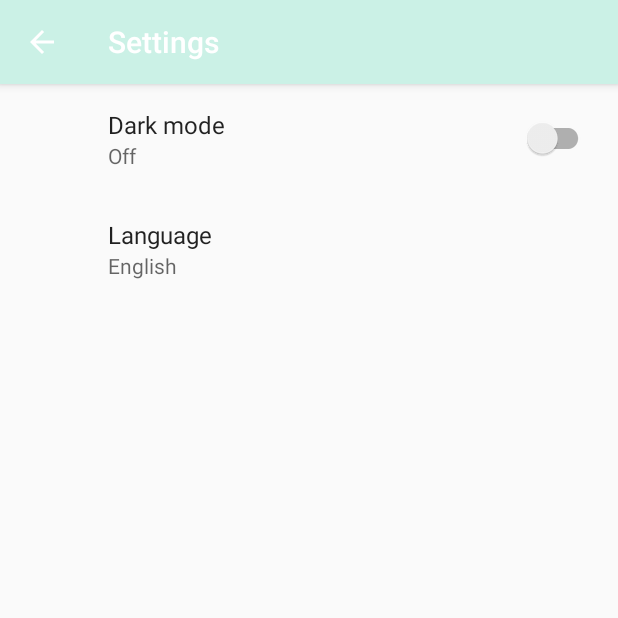
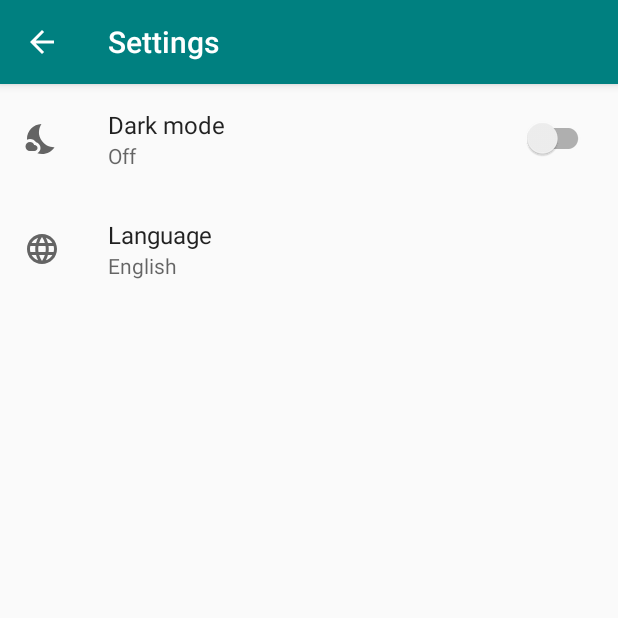
Before and after one commit to mlipinski97/budget_helper, an Android app: the SettingsActivity screen opened directly, with no data from a screen before it, on a phone screen of 412 x 824 dp, the top half of it. Run offline under Robolectric (Android 15) with nearby library versions, the phone set to English and light mode, and no system bars; our stand-ins replace androidx.preference.

Commit message:
-added icons for settings activity

```diff
--- a/app/src/main/java/com/example/engineerdegreeapp/activity/SettingsActivity.java
+++ b/app/src/main/java/com/example/engineerdegreeapp/activity/SettingsActivity.java
@@ -1,5 +1,7 @@
 package com.example.engineerdegreeapp.activity;
 
+import android.content.Context;
+import android.content.SharedPreferences;
 import android.content.res.Resources;
 import android.os.Bundle;
 
@@ -7,13 +9,18 @@ import androidx.appcompat.app.ActionBar;
 import androidx.appcompat.app.AppCompatActivity;
 import androidx.appcompat.app.AppCompatDelegate;
 import androidx.preference.PreferenceFragmentCompat;
+import androidx.preference.PreferenceManager;
+import androidx.preference.SwitchPreferenceCompat;
 
 import com.example.engineerdegreeapp.R;
 
-public class SettingsActivity extends AppCompatActivity {
+public class SettingsActivity extends AppCompatActivity implements SharedPreferences.OnSharedPreferenceChangeListener {
+
 
     @Override
     protected void onCreate(Bundle savedInstanceState) {
+        PreferenceManager.getDefaultSharedPreferences(this)
+                .registerOnSharedPreferenceChangeListener(this);
         if (AppCompatDelegate.getDefaultNightMode() == AppCompatDelegate.MODE_NIGHT_YES) {
             setTheme(R.style.AppTheme_Dark);
         } else {
@@ -38,10 +45,33 @@ public class SettingsActivity extends AppCompatActivity {
         return true;
     }
 
+    @Override
+    public void onSharedPreferenceChanged(SharedPreferences sharedPreferences, String key) {
+        if (key.equals(getString(R.string.dark_mode_preference_key))) {
+            boolean isOn = sharedPreferences.getBoolean(getString(R.string.dark_mode_preference_key), true);
+            SharedPreferences.Editor editor = getSharedPreferences("Settings", MODE_PRIVATE).edit();
+            editor.putBoolean("dark_mode_state", isOn);
+            editor.apply();
+        }
+    }
+
     public static class SettingsFragment extends PreferenceFragmentCompat {
+
+        static SwitchPreferenceCompat switchPreferenceCompat;
+
         @Override
         public void onCreatePreferences(Bundle savedInstanceState, String rootKey) {
             setPreferencesFromResource(R.xml.preferences, rootKey);
+            switchPreferenceCompat = (SwitchPreferenceCompat) findPreference("dark_mode");
+            SharedPreferences preferences = getActivity().getSharedPreferences("Settings", Context.MODE_PRIVATE);
+            boolean isOn = preferences.getBoolean("dark_mode_state", true);
+            System.out.println(isOn);
+            if (isOn) {
+                switchPreferenceCompat.setIcon(R.drawable.half_moon_icon);
+            } else {
+                switchPreferenceCompat.setIcon(R.drawable.sun_icon);
+
+            }
         }
     }
 
@@ -55,4 +85,11 @@ public class SettingsActivity extends AppCompatActivity {
     protected void onApplyThemeResource(Resources.Theme theme, int resid, boolean first) {
         super.onApplyThemeResource(theme, resid, first);
     }
+
+    @Override
+    protected void onDestroy() {
+        super.onDestroy();
+        PreferenceManager.getDefaultSharedPreferences(this)
+                .unregisterOnSharedPreferenceChangeListener(this);
+    }
 }
--- /dev/null
+++ b/app/src/main/res/drawable/half_moon_icon.xml
@@ -0,0 +1,13 @@
+<vector xmlns:android="http://schemas.android.com/apk/res/android"
+    android:width="24dp"
+    android:height="24dp"
+    android:viewportWidth="24"
+    android:viewportHeight="24"
+    android:tint="?attr/colorControlNormal">
+  <path
+      android:fillColor="@android:color/white"
+      android:pathData="M11.1,12.08C8.77,7.57 10.6,3.6 11.63,2.01C6.27,2.2 1.98,6.59 1.98,12c0,0.14 0.02,0.28 0.02,0.42C2.62,12.15 3.29,12 4,12c1.66,0 3.18,0.83 4.1,2.15C9.77,14.63 11,16.17 11,18c0,1.52 -0.87,2.83 -2.12,3.51c0.98,0.32 2.03,0.5 3.11,0.5c3.5,0 6.58,-1.8 8.37,-4.52C18,17.72 13.38,16.52 11.1,12.08z"/>
+  <path
+      android:fillColor="@android:color/white"
+      android:pathData="M7,16l-0.18,0C6.4,14.84 5.3,14 4,14c-1.66,0 -3,1.34 -3,3s1.34,3 3,3c0.62,0 2.49,0 3,0c1.1,0 2,-0.9 2,-2C9,16.9 8.1,16 7,16z"/>
+</vector>
--- /dev/null
+++ b/app/src/main/res/drawable/language_globe_icon.xml
@@ -0,0 +1,10 @@
+<vector xmlns:android="http://schemas.android.com/apk/res/android"
+    android:width="24dp"
+    android:height="24dp"
+    android:viewportWidth="24"
+    android:viewportHeight="24"
+    android:tint="?attr/colorControlNormal">
+  <path
+      android:fillColor="@android:color/white"
+      android:pathData="M11.99,2C6.47,2 2,6.48 2,12s4.47,10 9.99,10C17.52,22 22,17.52 22,12S17.52,2 11.99,2zM18.92,8h-2.95c-0.32,-1.25 -0.78,-2.45 -1.38,-3.56 1.84,0.63 3.37,1.91 4.33,3.56zM12,4.04c0.83,1.2 1.48,2.53 1.91,3.96h-3.82c0.43,-1.43 1.08,-2.76 1.91,-3.96zM4.26,14C4.1,13.36 4,12.69 4,12s0.1,-1.36 0.26,-2h3.38c-0.08,0.66 -0.14,1.32 -0.14,2 0,0.68 0.06,1.34 0.14,2L4.26,14zM5.08,16h2.95c0.32,1.25 0.78,2.45 1.38,3.56 -1.84,-0.63 -3.37,-1.9 -4.33,-3.56zM8.03,8L5.08,8c0.96,-1.66 2.49,-2.93 4.33,-3.56C8.81,5.55 8.35,6.75 8.03,8zM12,19.96c-0.83,-1.2 -1.48,-2.53 -1.91,-3.96h3.82c-0.43,1.43 -1.08,2.76 -1.91,3.96zM14.34,14L9.66,14c-0.09,-0.66 -0.16,-1.32 -0.16,-2 0,-0.68 0.07,-1.35 0.16,-2h4.68c0.09,0.65 0.16,1.32 0.16,2 0,0.68 -0.07,1.34 -0.16,2zM14.59,19.56c0.6,-1.11 1.06,-2.31 1.38,-3.56h2.95c-0.96,1.65 -2.49,2.93 -4.33,3.56zM16.36,14c0.08,-0.66 0.14,-1.32 0.14,-2 0,-0.68 -0.06,-1.34 -0.14,-2h3.38c0.16,0.64 0.26,1.31 0.26,2s-0.1,1.36 -0.26,2h-3.38z"/>
+</vector>
--- /dev/null
+++ b/app/src/main/res/drawable/sun_icon.xml
@@ -0,0 +1,10 @@
+<vector xmlns:android="http://schemas.android.com/apk/res/android"
+    android:width="24dp"
+    android:height="24dp"
+    android:viewportWidth="24"
+    android:viewportHeight="24"
+    android:tint="?attr/colorControlNormal">
+  <path
+      android:fillColor="@android:color/white"
+      android:pathData="M6.76,4.84l-1.8,-1.79 -1.41,1.41 1.79,1.79 1.42,-1.41zM4,10.5L1,10.5v2h3v-2zM13,0.55h-2L11,3.5h2L13,0.55zM20.45,4.46l-1.41,-1.41 -1.79,1.79 1.41,1.41 1.79,-1.79zM17.24,18.16l1.79,1.8 1.41,-1.41 -1.8,-1.79 -1.4,1.4zM20,10.5v2h3v-2h-3zM12,5.5c-3.31,0 -6,2.69 -6,6s2.69,6 6,6 6,-2.69 6,-6 -2.69,-6 -6,-6zM11,22.45h2L13,19.5h-2v2.95zM3.55,18.54l1.41,1.41 1.79,-1.8 -1.41,-1.41 -1.79,1.8z"/>
+</vector>
--- a/app/src/main/res/values/strings.xml
+++ b/app/src/main/res/values/strings.xml
@@ -85,6 +85,8 @@
     <!-- Preference Titles -->
     <string name="dark_mode_preference_title">Dark mode</string>
     <string name="language_preference_title">Language</string>
+    <string name="dark_mode_preference_on">On</string>
+    <string name="dark_mode_preference_off">Off</string>
 
     <!-- Preference keys -->
     <string name="dark_mode_preference_key" translatable="false">dark_mode</string>
--- a/app/src/main/res/values/styles.xml
+++ b/app/src/main/res/values/styles.xml
@@ -4,8 +4,8 @@
     <style name="AppTheme.NoActionBarLight" parent="Theme.AppCompat.Light.DarkActionBar">
         <item name="windowActionBar">false</item>
         <item name="windowNoTitle">true</item>
-        <item name="colorPrimary">#CBF1E6</item>
-        <item name="colorPrimaryDark">#CBF1E6</item>
+        <item name="colorPrimary">#008080</item>
+        <item name="colorPrimaryDark">#008080</item>
         <item name="colorAccent">@color/colorAccent</item>
         <item name="backgroundColor">#4C89AF</item>
         <item name="cardBackgroundColor">#CBF1E6</item>
@@ -13,7 +13,7 @@
         <item name="actionMenuTextColor">#353333</item>
         <item name="tintColor">#000000</item>
         <item name="buttonColor">#758C85</item>
-        <item name="toolbarColor">#758C85</item>
+        <item name="toolbarColor">#008080</item>
         <item name="android:windowAnimationStyle">@style/WindowAnimationTransition</item>
         <item name="preferenceTheme">@style/AppTheme.Light</item>
         <item name="declineButtonColor">#758C85</item>
@@ -42,8 +42,8 @@
 
     <!--light mode application theme with actionbar. -->
     <style name="AppTheme.Light" parent="Theme.AppCompat.Light.DarkActionBar">
-        <item name="colorPrimary">#CBF1E6</item>
-        <item name="colorPrimaryDark">#CBF1E6</item>
+        <item name="colorPrimary">#008080</item>
+        <item name="colorPrimaryDark">#008080</item>
         <item name="colorAccent">@color/colorAccent</item>
         <item name="backgroundColor">#4C89AF</item>
         <item name="cardBackgroundColor">#CBF1E6</item>
@@ -51,7 +51,7 @@
         <item name="actionMenuTextColor">#353333</item>
         <item name="tintColor">#000000</item>
         <item name="buttonColor">#0B6A4C</item>
-        <item name="toolbarColor">#0B6A4C</item>
+        <item name="toolbarColor">#008080</item>
         <item name="android:windowAnimationStyle">@style/WindowAnimationTransition</item>
         <item name="preferenceTheme">@style/PreferenceThemeOverlay</item>
         <item name="declineButtonColor">#758C85</item>
--- a/app/src/main/res/xml/preferences.xml
+++ b/app/src/main/res/xml/preferences.xml
@@ -4,8 +4,8 @@
     <SwitchPreferenceCompat
         android:defaultValue="false"
         android:key="@string/dark_mode_preference_key"
-        android:summaryOff="Off"
-        android:summaryOn="On"
+        android:summaryOff="@string/dark_mode_preference_off"
+        android:summaryOn="@string/dark_mode_preference_on"
         android:title="@string/dark_mode_preference_title" />
     <DropDownPreference
         android:defaultValue="en"
@@ -14,5 +14,6 @@
         app:entries="@array/language_list_names"
         app:entryValues="@array/language_list_values"
         app:useSimpleSummaryProvider="true"
+        android:icon="@drawable/language_globe_icon"
         />
 </PreferenceScreen>
```
Also changed, not shown: 1 other file.
